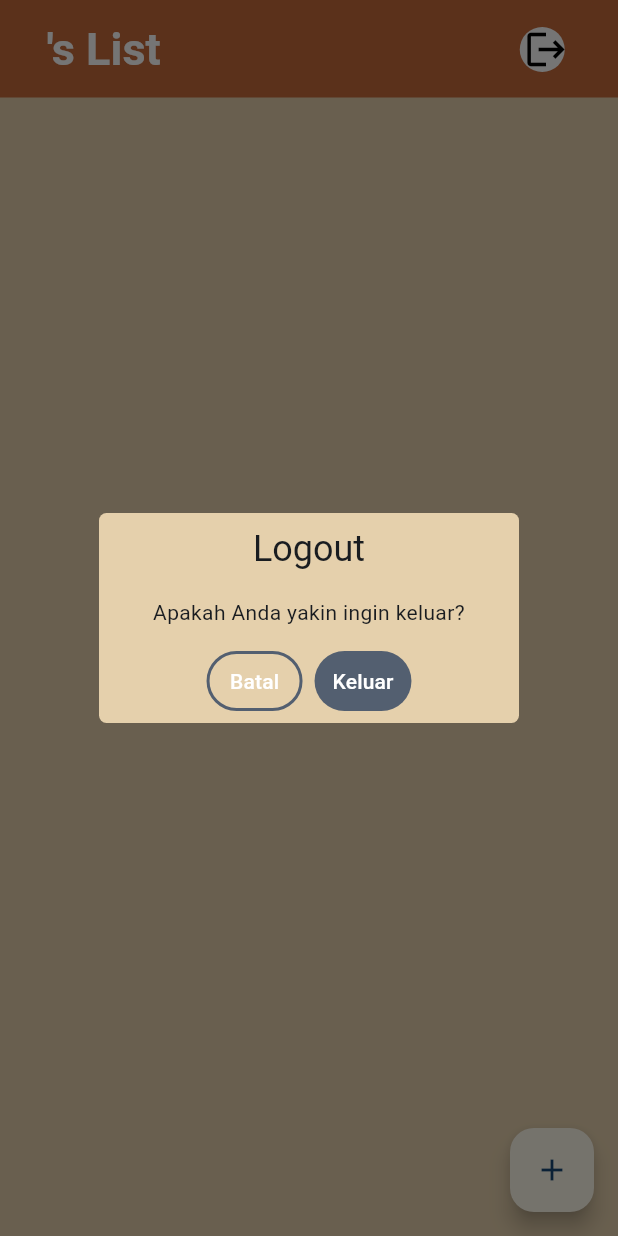
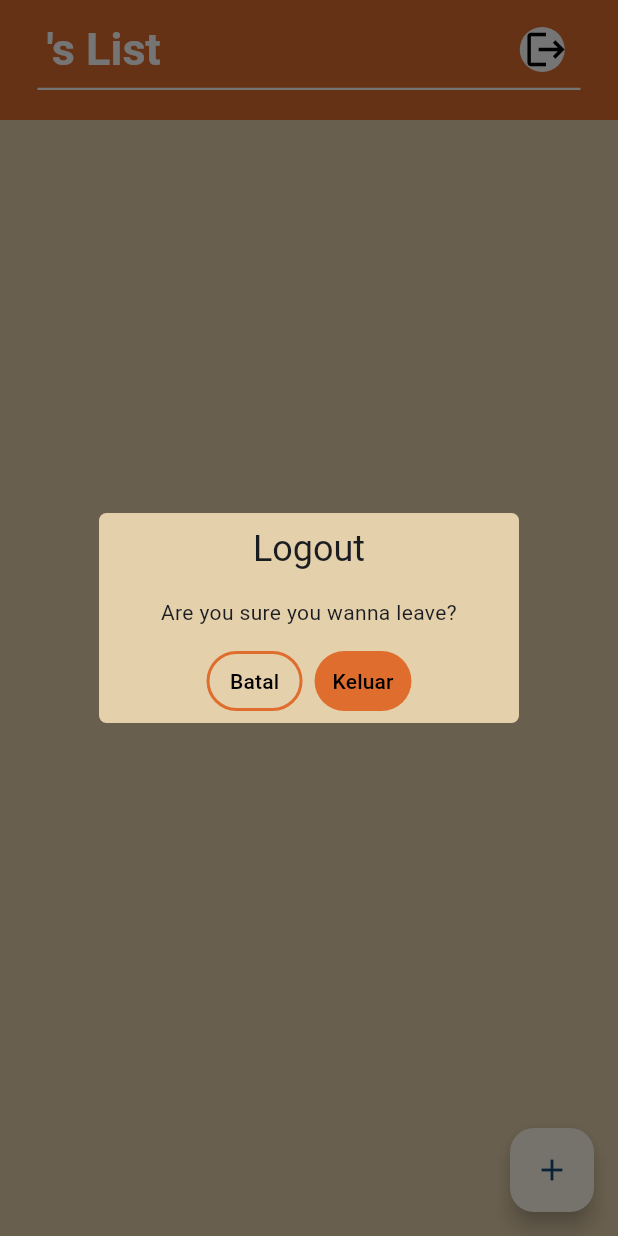
Before and after one commit to FayruzAldi/Firebase_Team, a Flutter app: the TodoPage screen opened by its route, after a tap on the "logout" icon, on a phone screen of 412 x 824 dp. Run offline on Flutter 3.47's test engine with Material 3 defaults, Android fonts, the phone set to English and light mode, and no system bars; our stand-ins replace cloud_firestore, firebase_auth, firebase_core, get, google_sign_in, shared_preferences; accounts and stored records are empty.

Commit message:
Style:[DZ] polishing

```diff
--- a/lib/controllers/login_controller.dart
+++ b/lib/controllers/login_controller.dart
@@ -3,6 +3,7 @@ import 'package:get/get.dart';
 import 'package:firebase_auth/firebase_auth.dart';
 import 'package:google_sign_in/google_sign_in.dart';
 import 'package:cloud_firestore/cloud_firestore.dart';
+import 'package:to_do_list_app/routes/route.dart';
 import '../Models/login_model.dart';
 import '../Models/user_model.dart';
 
@@ -61,7 +62,7 @@ class LoginController extends GetxController {
         print('Login berhasil untuk user: ${userData.name}');
       }
 
-      Get.offAllNamed('/todo');
+      Get.offAllNamed(MyRoutes.todo);
     } on FirebaseAuthException catch (e) {
       String message = 'Terjadi kesalahan';
       if (e.code == 'user-not-found') {
@@ -128,7 +129,7 @@ class LoginController extends GetxController {
           .set(userData.toJson(), SetOptions(merge: true));
 
       print('Login berhasil, mengarahkan ke halaman todo...');
-      Get.offAllNamed('/todo');
+      Get.offAllNamed(MyRoutes.todo);
     } catch (e) {
       print('Error detail pada Google Sign In: $e');
       Get.snackbar(
--- a/lib/controllers/onboarding_controller.dart
+++ b/lib/controllers/onboarding_controller.dart
@@ -40,7 +40,6 @@ class OnboardingController extends GetxController {
         Get.offAllNamed(MyRoutes.login);
       } catch (e) {
         print('Error saving onboarding status: $e');
-        Get.offAllNamed(MyRoutes.login);
       }
     } else {
       pageController.nextPage(
--- a/lib/controllers/signup_controller.dart
+++ b/lib/controllers/signup_controller.dart
@@ -2,6 +2,7 @@ import 'package:flutter/material.dart';
 import 'package:get/get.dart';
 import 'package:firebase_auth/firebase_auth.dart';
 import 'package:cloud_firestore/cloud_firestore.dart';
+import 'package:to_do_list_app/routes/route.dart';
 import '../Models/signup_model.dart';
 import '../Models/user_model.dart';
 
@@ -65,7 +66,7 @@ class SignupController extends GetxController {
           .doc(userCredential.user!.uid)
           .set(userData.toJson());
 
-      Get.offAllNamed('/todo');
+      Get.offAllNamed(MyRoutes.todo);
     } on FirebaseAuthException catch (e) {
       String message = 'Terjadi kesalahan';
       if (e.code == 'weak-password') {
--- a/lib/pages/login_page.dart
+++ b/lib/pages/login_page.dart
@@ -68,8 +68,8 @@ class LoginPage extends StatelessWidget {
                     suffixIcon: IconButton(
                       icon: Icon(
                         controller.isPasswordHidden.value
-                            ? Icons.visibility_off
-                            : Icons.visibility,
+                            ? Icons.visibility
+                            : Icons.visibility_off,
                       ),
                       onPressed: controller.togglePasswordVisibility,
                     ),
--- a/lib/pages/signup_page.dart
+++ b/lib/pages/signup_page.dart
@@ -77,8 +77,8 @@ class SignupPage extends StatelessWidget {
                     suffixIcon: IconButton(
                       icon: Icon(
                         controller.isPasswordHidden.value
-                            ? Icons.visibility_off
-                            : Icons.visibility,
+                            ? Icons.visibility
+                            : Icons.visibility_off,
                       ),
                       onPressed: controller.togglePasswordVisibility,
                     ),
--- a/lib/pages/todo_page.dart
+++ b/lib/pages/todo_page.dart
@@ -17,10 +17,9 @@ class TodoPage extends StatelessWidget {
     return Scaffold(
       backgroundColor: colorBack,
 appBar: PreferredSize(
-        preferredSize: Size.fromHeight(65.0),
+  preferredSize: Size.fromHeight(80.0),
   child: AppBar(
     foregroundColor: Colors.white,
-          elevation: 20, //didnt work
     title: Obx(() {
       return Padding(
         padding: const EdgeInsets.fromLTRB(15.0, 10.0, 0.0, 0.0),
@@ -31,7 +30,7 @@ class TodoPage extends StatelessWidget {
             fontSize: 30,
             decorationColor: Colors.white,
           ),
-              ),
+        )
       );
     }),
     actions: [
@@ -41,11 +40,12 @@ class TodoPage extends StatelessWidget {
           onPressed: () {
             Get.defaultDialog(
               title: "Logout",
-                    middleText: "Apakah Anda yakin ingin keluar?",
+              middleText: "Are you sure you wanna leave?",
               textCancel: "Batal",
               textConfirm: "Keluar",
-                    confirmTextColor: Colors.white,
-                    cancelTextColor: Colors.white,
+              buttonColor: mainColor1,
+              confirmTextColor: Colors.black,
+              cancelTextColor: Colors.black,
               radius: 5,
               backgroundColor: colorBack,
               onConfirm: () async {
@@ -91,8 +91,20 @@ class TodoPage extends StatelessWidget {
     ],
     automaticallyImplyLeading: false,
     backgroundColor: mainColor1,
+    flexibleSpace: Column(
+      mainAxisAlignment: MainAxisAlignment.end,
+      children: [
+        // Adding a thin line as the underline
+        Container(
+          margin: EdgeInsets.fromLTRB(25.0, 0.0, 25.0,  20.0),
+          height: 1.5, // Thickness of the underline
+          color: Colors.white, // Color of the underline
+        ),
+      ],
     ),
   ),
+),
+
       body: Padding(
         padding: const EdgeInsets.fromLTRB(5.0, 20.0, 5.0, 0.0),
         child: StreamBuilder(
```
Lines whose indentation alone changed are shown as unchanged.
